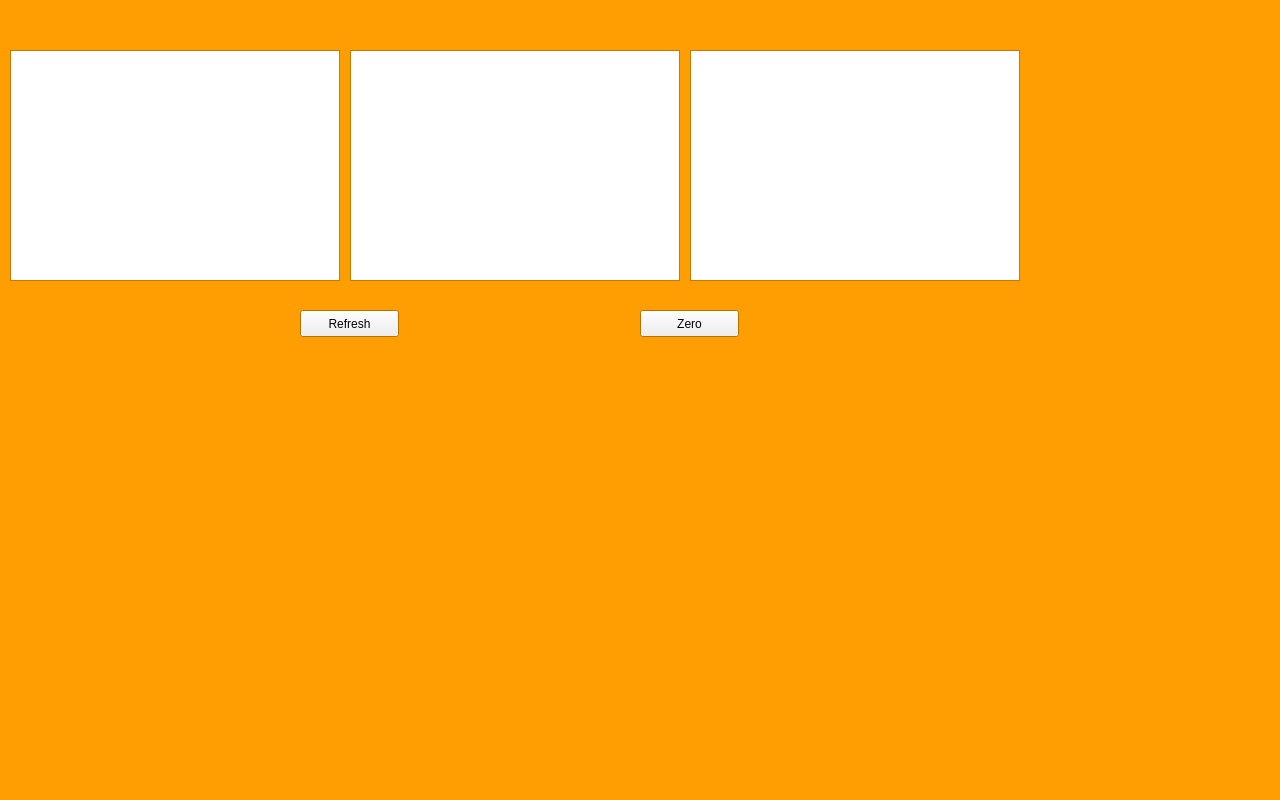
This is source/Axolotl1.1/ahrs.ui in nickywongdong/wombat as Qt 5 draws it before an edit. The edited form follows.
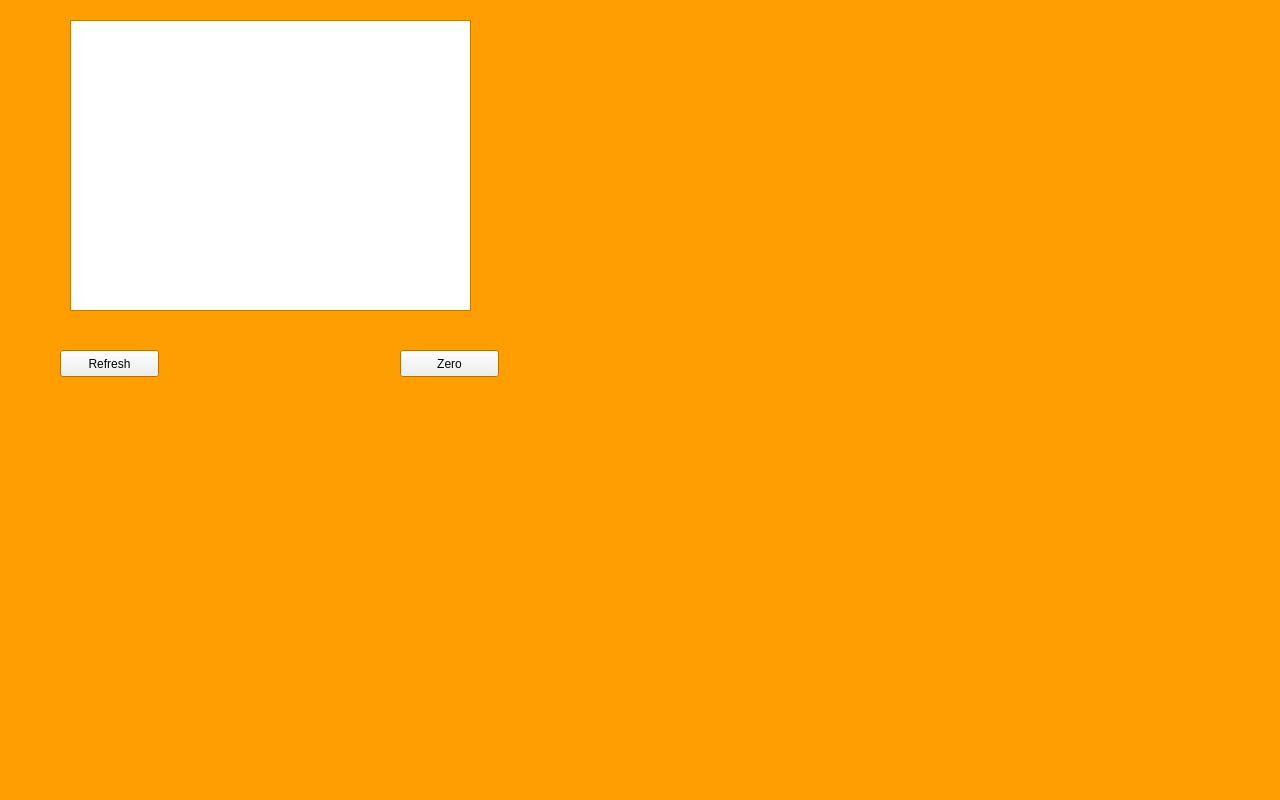
This is the edited form.

```diff
--- a/source/Axolotl1.1/ahrs.ui
+++ b/source/Axolotl1.1/ahrs.ui
@@ -77,41 +77,21 @@
   <property name="windowTitle">
    <string>Form</string>
   </property>
-  <widget class="QTextBrowser" name="textBrowser">
-   <property name="geometry">
-    <rect>
-     <x>10</x>
-     <y>50</y>
-     <width>330</width>
-     <height>231</height>
-    </rect>
-   </property>
-  </widget>
-  <widget class="QTextBrowser" name="textBrowser_2">
-   <property name="geometry">
-    <rect>
-     <x>350</x>
-     <y>50</y>
-     <width>330</width>
-     <height>231</height>
-    </rect>
-   </property>
-  </widget>
   <widget class="QTextBrowser" name="textBrowser_3">
    <property name="geometry">
     <rect>
-     <x>690</x>
-     <y>50</y>
-     <width>330</width>
-     <height>231</height>
+     <x>70</x>
+     <y>20</y>
+     <width>401</width>
+     <height>291</height>
     </rect>
    </property>
   </widget>
   <widget class="QPushButton" name="pushButton">
    <property name="geometry">
     <rect>
-     <x>300</x>
-     <y>310</y>
+     <x>60</x>
+     <y>350</y>
      <width>99</width>
      <height>27</height>
     </rect>
@@ -123,8 +103,8 @@
   <widget class="QPushButton" name="pushButton_2">
    <property name="geometry">
     <rect>
-     <x>640</x>
-     <y>310</y>
+     <x>400</x>
+     <y>350</y>
      <width>99</width>
      <height>27</height>
     </rect>
```
